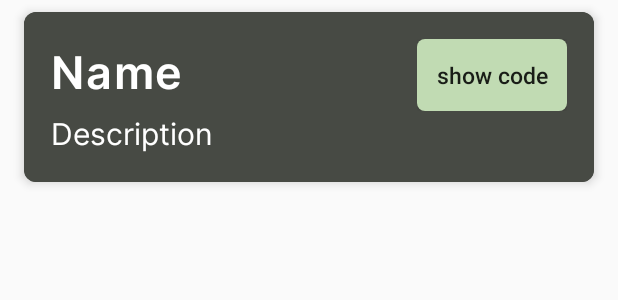
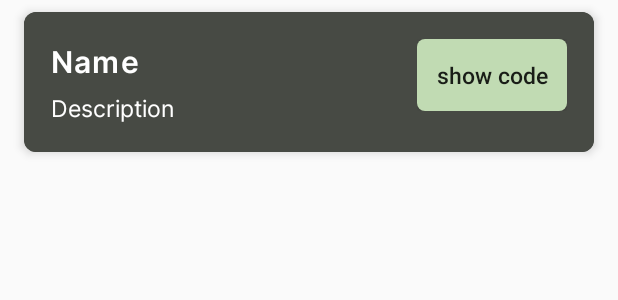
Before and after one commit to parsley026/Teeplan, an Android app: the layout recycler_view_row_coupon.xml on its own in the app's theme, with its tools: preview values and no code run, on a phone screen of 412 x 824 dp. Shown: the top 300 px of the screen. Run offline under Robolectric (Android 15) with nearby library versions, the light colour scheme and no system bars.

Commit message:
Ujednolicenie wygladu

```diff
--- a/AndroidApplication/app/src/main/res/layout/recycler_view_row_coupon.xml
+++ b/AndroidApplication/app/src/main/res/layout/recycler_view_row_coupon.xml
@@ -19,7 +19,7 @@
                 android:layout_width="wrap_content"
                 android:layout_height="wrap_content"
                 android:text="Name"
-                android:textSize="30sp"
+                android:textSize="20sp"
                 android:layout_marginTop="10dp"
                 android:layout_marginStart="10dp"
                 android:layout_marginBottom="5dp" />
@@ -52,7 +52,7 @@
                 android:layout_width="wrap_content"
                 android:layout_height="wrap_content"
                 android:text="Description"
-                android:textSize="20sp"
+                android:textSize="15sp"
                 app:layout_constraintTop_toBottomOf="@+id/couponName"
                 android:layout_below="@id/couponName"
                 android:layout_marginStart="10dp"
```
